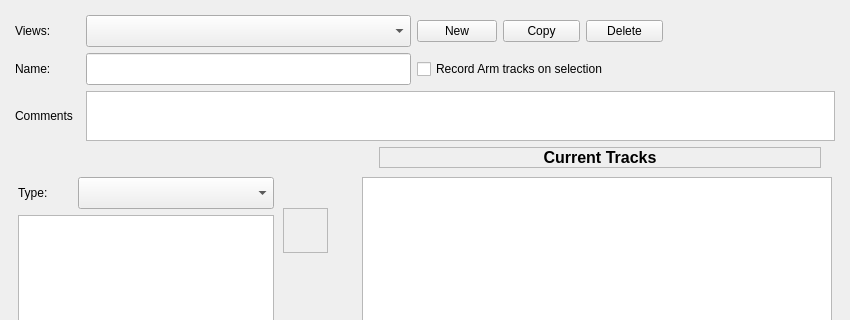
The window that oom/widgets/trackvieweditorbase.ui (ccherrett/oom) describes before a commit, drawn with Qt 5; both pictures show x 0 to 850 and y 0 to 320 of the 850 by 600 pixel window.
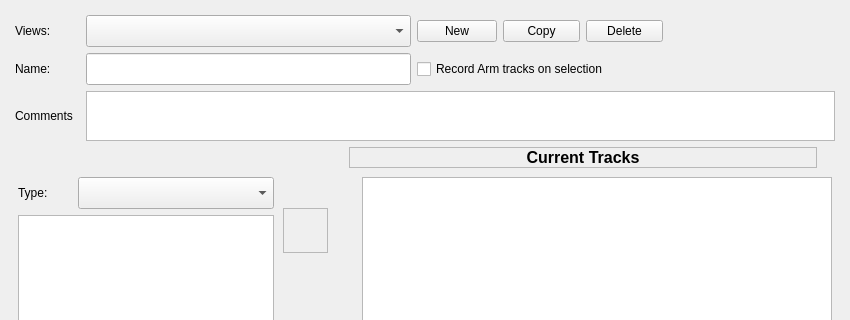
The same window after the commit.

```diff
--- a/oom/widgets/trackvieweditorbase.ui
+++ b/oom/widgets/trackvieweditorbase.ui
@@ -306,7 +306,7 @@
        </property>
        <property name="sizeHint" stdset="0">
         <size>
-         <width>370</width>
+         <width>340</width>
          <height>2</height>
         </size>
        </property>
@@ -360,7 +360,7 @@
        </property>
        <property name="sizeHint" stdset="0">
         <size>
-         <width>20</width>
+         <width>24</width>
          <height>2</height>
         </size>
        </property>
```
